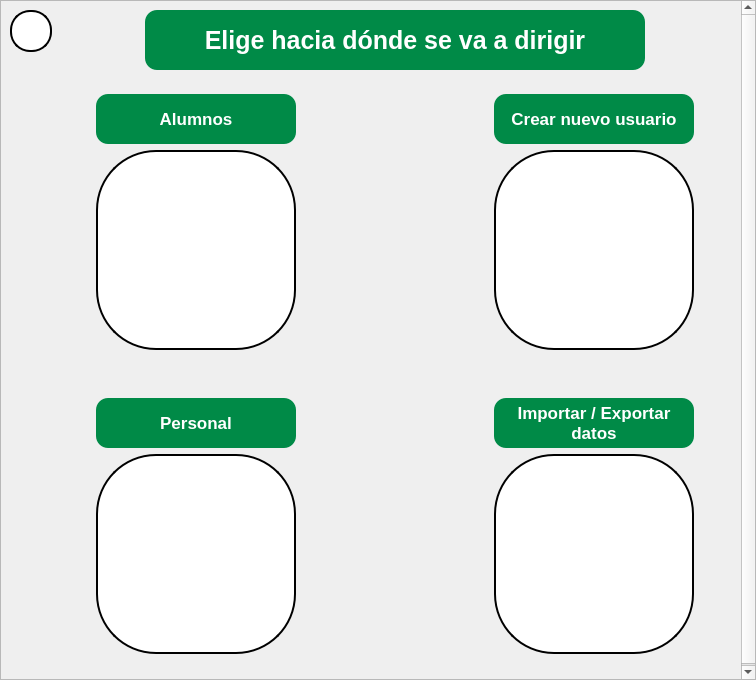
Qt form recursos_graficos_y_logicos/elementos_graficos_ui/pantalla_admin_opciones.ui (Enmanuel-86/TELA-APP) before a commit.
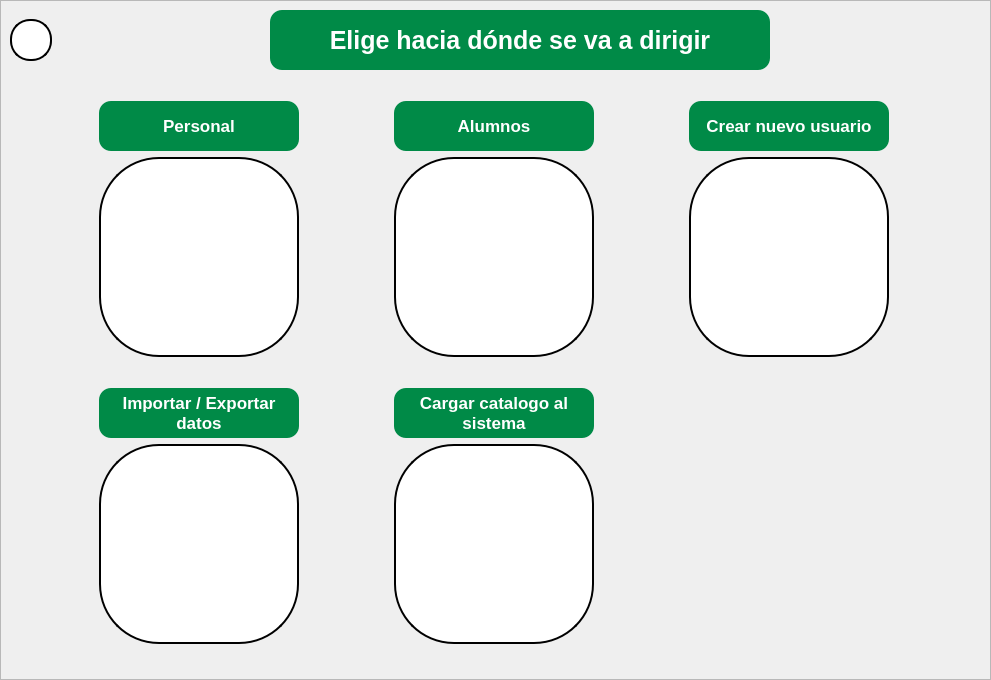
The same form after that commit. Icons and pictures are not drawn.

Commit message: Se añadio una nueva opcion para acceder a la pantalla insertar catalogo al sistema

```diff
--- a/recursos_graficos_y_logicos/elementos_graficos_ui/pantalla_admin_opciones.ui
+++ b/recursos_graficos_y_logicos/elementos_graficos_ui/pantalla_admin_opciones.ui
@@ -6,7 +6,7 @@
    <rect>
     <x>0</x>
     <y>0</y>
-    <width>756</width>
+    <width>991</width>
     <height>680</height>
    </rect>
   </property>
@@ -39,8 +39,8 @@
        <rect>
         <x>0</x>
         <y>0</y>
-        <width>737</width>
-        <height>682</height>
+        <width>989</width>
+        <height>678</height>
        </rect>
       </property>
       <layout class="QVBoxLayout" name="verticalLayout_7">
@@ -78,8 +78,10 @@
          <property name="frameShadow">
           <enum>QFrame::Sunken</enum>
          </property>
+         <layout class="QVBoxLayout" name="verticalLayout_8">
+          <item>
          <layout class="QHBoxLayout" name="horizontalLayout">
-          <item alignment="Qt::AlignTop">
+            <item>
            <widget class="QPushButton" name="boton_de_regreso">
             <property name="minimumSize">
              <size>
@@ -126,8 +128,19 @@
            </widget>
           </item>
           <item>
-           <layout class="QVBoxLayout" name="verticalLayout_6">
-            <item alignment="Qt::AlignHCenter">
+             <spacer name="horizontalSpacer">
+              <property name="orientation">
+               <enum>Qt::Horizontal</enum>
+              </property>
+              <property name="sizeHint" stdset="0">
+               <size>
+                <width>40</width>
+                <height>20</height>
+               </size>
+              </property>
+             </spacer>
+            </item>
+            <item>
              <widget class="QLabel" name="label_titulo_del_segemeto_opciones_admin">
               <property name="minimumSize">
                <size>
@@ -166,20 +179,133 @@
               </property>
              </widget>
             </item>
-            <item alignment="Qt::AlignHCenter">
+            <item>
+             <spacer name="horizontalSpacer_2">
+              <property name="orientation">
+               <enum>Qt::Horizontal</enum>
+              </property>
+              <property name="sizeHint" stdset="0">
+               <size>
+                <width>40</width>
+                <height>20</height>
+               </size>
+              </property>
+             </spacer>
+            </item>
+           </layout>
+          </item>
+          <item>
              <widget class="QFrame" name="espacio_opciones">
               <property name="styleSheet">
                <string notr="true">background:transparent;</string>
               </property>
-              <layout class="QFormLayout" name="formLayout">
-               <property name="horizontalSpacing">
-                <number>180</number>
-               </property>
-               <property name="verticalSpacing">
-                <number>30</number>
-               </property>
+            <layout class="QGridLayout" name="gridLayout">
                <item row="0" column="0">
+              <widget class="QFrame" name="espacio_opcion_personal">
+               <property name="maximumSize">
+                <size>
+                 <width>218</width>
+                 <height>274</height>
+                </size>
+               </property>
+               <property name="styleSheet">
+                <string notr="true">background:transparent;</string>
+               </property>
+               <layout class="QVBoxLayout" name="verticalLayout_3">
+                <item alignment="Qt::AlignHCenter">
+                 <widget class="QPushButton" name="boton_opcion_personal">
+                  <property name="minimumSize">
+                   <size>
+                    <width>200</width>
+                    <height>50</height>
+                   </size>
+                  </property>
+                  <property name="maximumSize">
+                   <size>
+                    <width>200</width>
+                    <height>50</height>
+                   </size>
+                  </property>
+                  <property name="font">
+                   <font>
+                    <family>Arial</family>
+                    <pointsize>13</pointsize>
+                    <weight>75</weight>
+                    <bold>true</bold>
+                   </font>
+                  </property>
+                  <property name="cursor">
+                   <cursorShape>PointingHandCursor</cursorShape>
+                  </property>
+                  <property name="styleSheet">
+                   <string notr="true">QPushButton{
+
+	background-color: #008a47;
+
+	color: rgb(255, 255, 255);
+	border-radius:12px;
+
+}
+
+
+QPushButton:hover{
+
+	
+	background-color: rgb(0, 56, 10);
+
+}
+</string>
+                  </property>
+                  <property name="text">
+                   <string>Personal</string>
+                  </property>
+                 </widget>
+                </item>
+                <item>
+                 <widget class="QLabel" name="imagen_personal">
+                  <property name="minimumSize">
+                   <size>
+                    <width>200</width>
+                    <height>200</height>
+                   </size>
+                  </property>
+                  <property name="maximumSize">
+                   <size>
+                    <width>200</width>
+                    <height>200</height>
+                   </size>
+                  </property>
+                  <property name="styleSheet">
+                   <string notr="true">QLabel{
+
+	background-color: rgb(255, 255, 255);
+	border:2px solid black;
+	border-radius:60px;
+
+}</string>
+                  </property>
+                  <property name="text">
+                   <string/>
+                  </property>
+                  <property name="pixmap">
+                   <pixmap>../recursos_de_imagenes/foto_personal.png</pixmap>
+                  </property>
+                  <property name="scaledContents">
+                   <bool>true</bool>
+                  </property>
+                 </widget>
+                </item>
+               </layout>
+              </widget>
+             </item>
+             <item row="0" column="1">
                 <widget class="QFrame" name="espacio_opcion_alumnos">
+               <property name="maximumSize">
+                <size>
+                 <width>218</width>
+                 <height>274</height>
+                </size>
+               </property>
                  <property name="styleSheet">
                   <string notr="true">background:transparent;</string>
                  </property>
@@ -276,8 +402,14 @@
                  </layout>
                 </widget>
                </item>
-               <item row="0" column="1">
+             <item row="0" column="2">
                 <widget class="QFrame" name="espacio_opcion_crear_usuario">
+               <property name="maximumSize">
+                <size>
+                 <width>218</width>
+                 <height>274</height>
+                </size>
+               </property>
                  <property name="styleSheet">
                   <string notr="true">background:transparent;</string>
                  </property>
@@ -381,99 +513,13 @@
                 </widget>
                </item>
                <item row="1" column="0">
-                <widget class="QFrame" name="espacio_opcion_personal">
-                 <property name="styleSheet">
-                  <string notr="true">background:transparent;</string>
-                 </property>
-                 <layout class="QVBoxLayout" name="verticalLayout_3">
-                  <item alignment="Qt::AlignHCenter">
-                   <widget class="QPushButton" name="boton_opcion_personal">
-                    <property name="minimumSize">
-                     <size>
-                      <width>200</width>
-                      <height>50</height>
-                     </size>
-                    </property>
-                    <property name="maximumSize">
-                     <size>
-                      <width>200</width>
-                      <height>50</height>
-                     </size>
-                    </property>
-                    <property name="font">
-                     <font>
-                      <family>Arial</family>
-                      <pointsize>13</pointsize>
-                      <weight>75</weight>
-                      <bold>true</bold>
-                     </font>
-                    </property>
-                    <property name="cursor">
-                     <cursorShape>PointingHandCursor</cursorShape>
-                    </property>
-                    <property name="styleSheet">
-                     <string notr="true">QPushButton{
-
-	background-color: #008a47;
-
-	color: rgb(255, 255, 255);
-	border-radius:12px;
-
-}
-
-
-QPushButton:hover{
-
-	
-	background-color: rgb(0, 56, 10);
-
-}
-</string>
-                    </property>
-                    <property name="text">
-                     <string>Personal</string>
-                    </property>
-                   </widget>
-                  </item>
-                  <item alignment="Qt::AlignHCenter">
-                   <widget class="QLabel" name="imagen_personal">
-                    <property name="minimumSize">
-                     <size>
-                      <width>200</width>
-                      <height>200</height>
-                     </size>
-                    </property>
-                    <property name="maximumSize">
-                     <size>
-                      <width>200</width>
-                      <height>200</height>
-                     </size>
-                    </property>
-                    <property name="styleSheet">
-                     <string notr="true">QLabel{
-
-	background-color: rgb(255, 255, 255);
-	border:2px solid black;
-	border-radius:60px;
-
-}</string>
-                    </property>
-                    <property name="text">
-                     <string/>
-                    </property>
-                    <property name="pixmap">
-                     <pixmap>../recursos_de_imagenes/foto_personal.png</pixmap>
-                    </property>
-                    <property name="scaledContents">
-                     <bool>true</bool>
-                    </property>
-                   </widget>
-                  </item>
-                 </layout>
-                </widget>
-               </item>
-               <item row="1" column="1">
                 <widget class="QFrame" name="espacio_generar_respaldo">
+               <property name="maximumSize">
+                <size>
+                 <width>218</width>
+                 <height>274</height>
+                </size>
+               </property>
                  <property name="styleSheet">
                   <string notr="true">background:transparent;</string>
                  </property>
@@ -548,7 +594,7 @@
                     </property>
                    </widget>
                   </item>
-                  <item alignment="Qt::AlignHCenter">
+                <item>
                    <widget class="QLabel" name="imagen_respaldo">
                     <property name="minimumSize">
                      <size>
@@ -585,10 +631,137 @@
                  </layout>
                 </widget>
                </item>
+             <item row="1" column="1">
+              <widget class="QFrame" name="espacio_catalogo">
+               <property name="maximumSize">
+                <size>
+                 <width>218</width>
+                 <height>274</height>
+                </size>
+               </property>
+               <property name="styleSheet">
+                <string notr="true">background:transparent;</string>
+               </property>
+               <layout class="QVBoxLayout" name="verticalLayout_6">
+                <item alignment="Qt::AlignHCenter">
+                 <widget class="QPushButton" name="boton_cargar_catalogo">
+                  <property name="minimumSize">
+                   <size>
+                    <width>200</width>
+                    <height>50</height>
+                   </size>
+                  </property>
+                  <property name="maximumSize">
+                   <size>
+                    <width>200</width>
+                    <height>50</height>
+                   </size>
+                  </property>
+                  <property name="font">
+                   <font>
+                    <family>Arial</family>
+                    <pointsize>13</pointsize>
+                    <weight>75</weight>
+                    <italic>false</italic>
+                    <bold>true</bold>
+                    <underline>false</underline>
+                    <strikeout>false</strikeout>
+                    <kerning>true</kerning>
+                   </font>
+                  </property>
+                  <property name="cursor">
+                   <cursorShape>PointingHandCursor</cursorShape>
+                  </property>
+                  <property name="acceptDrops">
+                   <bool>false</bool>
+                  </property>
+                  <property name="styleSheet">
+                   <string notr="true">QPushButton{
+
+	background-color: #008a47;
+
+	color: rgb(255, 255, 255);
+	border-radius:12px;
+
+}
+
+
+QPushButton:hover{
+
+	
+	background-color: rgb(0, 56, 10);
+
+}
+</string>
+                  </property>
+                  <property name="text">
+                   <string>Cargar catalogo al
+sistema</string>
+                  </property>
+                  <property name="icon">
+                   <iconset theme="document-open">
+                    <normaloff>.</normaloff>.</iconset>
+                  </property>
+                  <property name="iconSize">
+                   <size>
+                    <width>70</width>
+                    <height>70</height>
+                   </size>
+                  </property>
+                  <property name="autoDefault">
+                   <bool>false</bool>
+                  </property>
+                 </widget>
+                </item>
+                <item>
+                 <widget class="QLabel" name="imagen_lista_catalogo">
+                  <property name="minimumSize">
+                   <size>
+                    <width>200</width>
+                    <height>200</height>
+                   </size>
+                  </property>
+                  <property name="maximumSize">
+                   <size>
+                    <width>200</width>
+                    <height>200</height>
+                   </size>
+                  </property>
+                  <property name="styleSheet">
+                   <string notr="true">QLabel{
+
+	background-color: rgb(255, 255, 255);
+	border:2px solid black;
+	border-radius:60px;
+	padding:20px;
+
+
+	
+
+}</string>
+                  </property>
+                  <property name="text">
+                   <string/>
+                  </property>
+                  <property name="pixmap">
+                   <pixmap>../recursos_de_imagenes/lista-de-verificacion.png</pixmap>
+                  </property>
+                  <property name="scaledContents">
+                   <bool>true</bool>
+                  </property>
+                  <property name="alignment">
+                   <set>Qt::AlignCenter</set>
+                  </property>
+                  <property name="margin">
+                   <number>-2</number>
+                  </property>
+                 </widget>
+                </item>
               </layout>
              </widget>
             </item>
            </layout>
+           </widget>
           </item>
          </layout>
         </widget>
```
Lines whose indentation alone changed are shown as unchanged. The commit also changes 1 other file.
